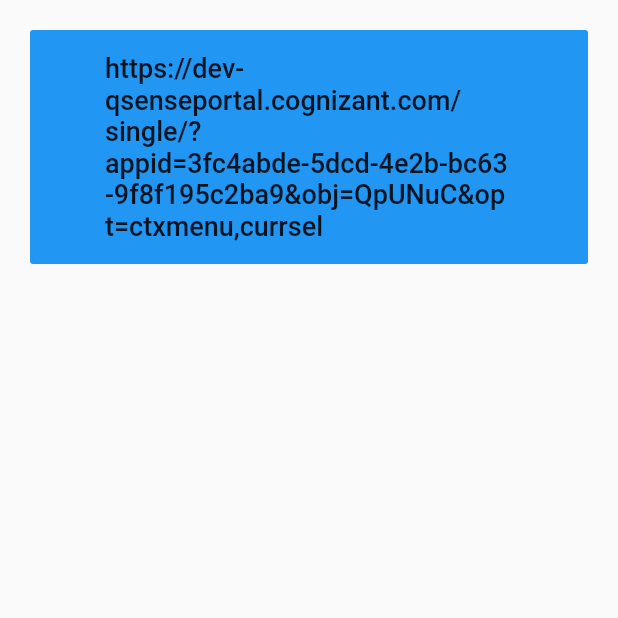
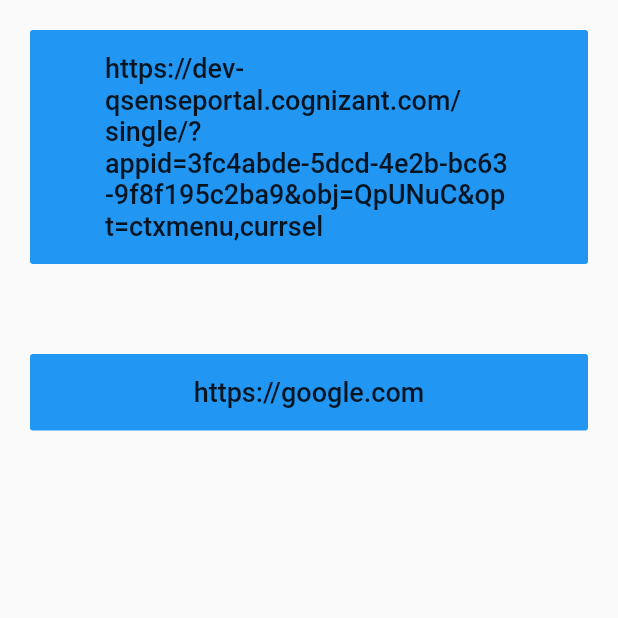
Before and after one commit to arulguru6/flutterWebview, a Flutter app: the screen it shows after launch, on a phone screen of 412 x 824 dp, the top half of it. Run offline on Flutter 3.47's test engine with Material 2 defaults, Android fonts, the phone set to English and light mode, and no system bars; our stand-ins replace webview_flutter; Roboto replaces fonts that are missing (Arial).

Commit message:
added links to google

```diff
--- a/lib/home.dart
+++ b/lib/home.dart
@@ -2,7 +2,7 @@ import 'package:flutter/material.dart';
 import 'web_view_container.dart';
 
 class Home extends StatelessWidget {
-  //final _links = ['https://google.com'];
+  final _links2 = ['https://google.com'];
   final _links = [
     'https://dev-qsenseportal.cognizant.com/single/?appid=3fc4abde-5dcd-4e2b-bc63-9f8f195c2ba9&obj=QpUNuC&opt=ctxmenu,currsel'
   ];
@@ -13,9 +13,25 @@ class Home extends StatelessWidget {
         body: SafeArea(
             child: SingleChildScrollView(
                 child: Column(
-      mainAxisAlignment: MainAxisAlignment.center,
-      crossAxisAlignment: CrossAxisAlignment.stretch,
-      children: _links.map((link) => _urlButton(context, link)).toList(),
+      children: [
+        Container(
+          child: Column(
+            mainAxisAlignment: MainAxisAlignment.center,
+            crossAxisAlignment: CrossAxisAlignment.stretch,
+            children: _links.map((link) => _urlButton(context, link)).toList(),
+          ),
+        ),
+        SizedBox(
+          height: 20,
+        ),
+        Container(
+          child: Column(
+            mainAxisAlignment: MainAxisAlignment.center,
+            crossAxisAlignment: CrossAxisAlignment.stretch,
+            children: _links2.map((link) => _urlButton(context, link)).toList(),
+          ),
+        ),
+      ],
     ))));
   }
 
```
